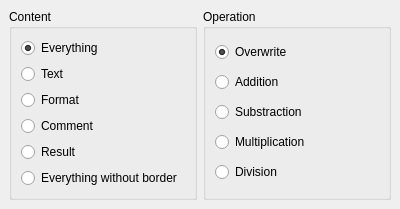
KDE/calligra, file kspread/dialogs/SpecialPasteWidget.ui: the form before one commit.
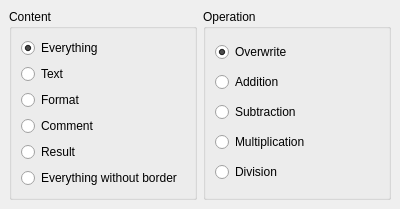
The form after the commit.

Patch:
```diff
--- a/kspread/dialogs/SpecialPasteWidget.ui
+++ b/kspread/dialogs/SpecialPasteWidget.ui
@@ -127,7 +127,7 @@
       <item>
        <widget class="QRadioButton" name="substractionButton" >
         <property name="text" >
-         <string>Substraction</string>
+         <string>Subtraction</string>
         </property>
        </widget>
       </item>
```
